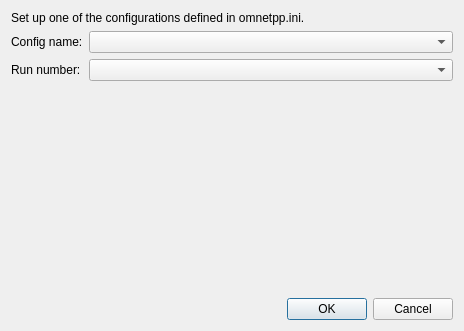
Qt form src/qtenv/runselectiondialog.ui (omnetpp/omnetpp) before a commit.
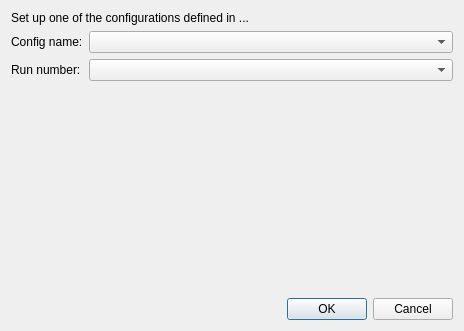
The same form after that commit. Icons and pictures are not drawn.

Commit message:
qtenv: Run filters are now accepted, all logic done in the dialog.
initialSetUpConfiguration() moved to Qtenv from MainWindow.
Qtenv option and RunSelectionDialog parameter is now a run filter instead of a run number.
default-configname preference key renamed to last-configname, and default-runnumber to last-runnumber.
Various hacks to make the RunSelectionDialog (more likely to) appear centered over the MainWindow at startup.

another runseldial

```diff
--- a/src/qtenv/runselectiondialog.ui
+++ b/src/qtenv/runselectiondialog.ui
@@ -35,7 +35,7 @@
      <item>
       <widget class="QLabel" name="label">
        <property name="text">
-        <string>Set up one of the configurations defined in omnetpp.ini.</string>
+        <string>Set up one of the configurations defined in ...</string>
        </property>
       </widget>
      </item>
```
The commit also changes 7 other files.
